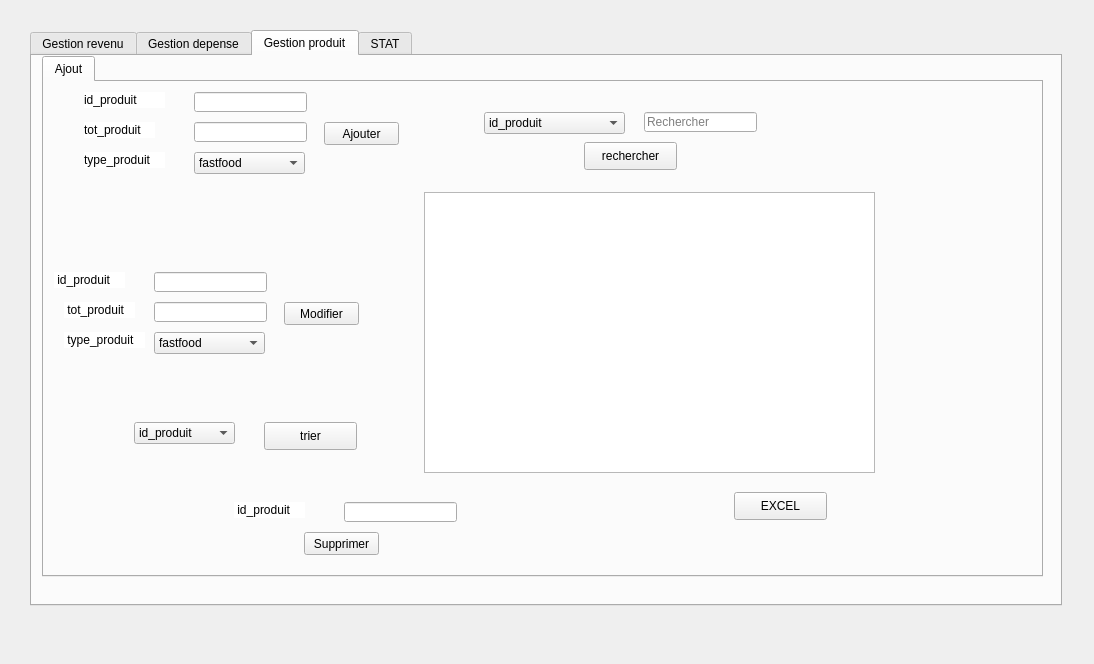
Above: maquetteqt/youssef.ui from taiefhilali/THE_MUNCH_CULTURE before the change. Below: the same form after it.
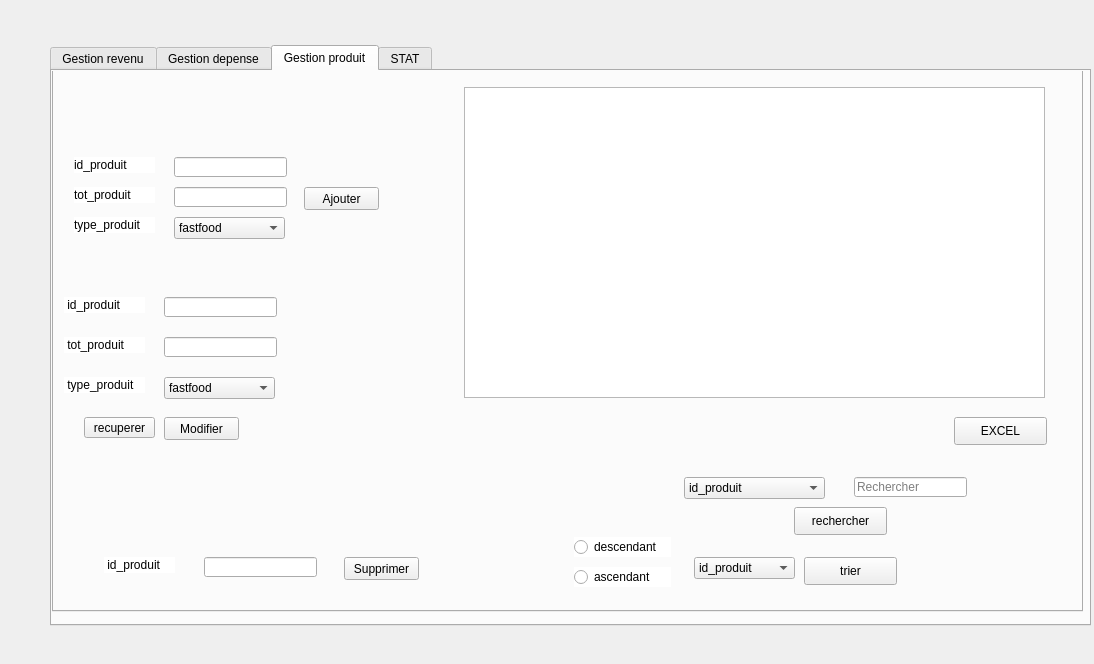
That is the form after the change. Icons and pictures are not drawn. Custom widgets are drawn as their Qt base class.

Patch:
```diff
--- a/maquetteqt/youssef.ui
+++ b/maquetteqt/youssef.ui
@@ -16,10 +16,10 @@
   <widget class="QTabWidget" name="temprature">
    <property name="geometry">
     <rect>
-     <x>30</x>
-     <y>30</y>
-     <width>1032</width>
-     <height>576</height>
+     <x>50</x>
+     <y>45</y>
+     <width>1041</width>
+     <height>581</height>
     </rect>
    </property>
    <property name="currentIndex">
@@ -820,10 +820,10 @@
     <widget class="QTabWidget" name="affichage2">
      <property name="geometry">
       <rect>
-       <x>10</x>
-       <y>0</y>
-       <width>1001</width>
-       <height>521</height>
+       <x>0</x>
+       <y>-30</y>
+       <width>1031</width>
+       <height>571</height>
       </rect>
      </property>
      <property name="currentIndex">
@@ -836,8 +836,8 @@
       <widget class="QLineEdit" name="le_id_produit">
        <property name="geometry">
         <rect>
-         <x>150</x>
-         <y>10</y>
+         <x>120</x>
+         <y>90</y>
          <width>113</width>
          <height>20</height>
         </rect>
@@ -846,8 +846,8 @@
       <widget class="QPushButton" name="ajouter1">
        <property name="geometry">
         <rect>
-         <x>280</x>
-         <y>40</y>
+         <x>250</x>
+         <y>120</y>
          <width>75</width>
          <height>23</height>
         </rect>
@@ -859,8 +859,8 @@
       <widget class="QLineEdit" name="le_tot_produit">
        <property name="geometry">
         <rect>
-         <x>150</x>
-         <y>40</y>
+         <x>120</x>
+         <y>120</y>
          <width>113</width>
          <height>20</height>
         </rect>
@@ -869,18 +869,18 @@
       <widget class="QTableView" name="tab_produit">
        <property name="geometry">
         <rect>
-         <x>380</x>
-         <y>110</y>
-         <width>451</width>
-         <height>281</height>
+         <x>410</x>
+         <y>20</y>
+         <width>581</width>
+         <height>311</height>
         </rect>
        </property>
       </widget>
       <widget class="QLabel" name="label_41">
        <property name="geometry">
         <rect>
-         <x>190</x>
-         <y>420</y>
+         <x>50</x>
+         <y>490</y>
          <width>71</width>
          <height>16</height>
         </rect>
@@ -903,8 +903,8 @@
       <widget class="QLineEdit" name="le_id_supprimer">
        <property name="geometry">
         <rect>
-         <x>300</x>
-         <y>420</y>
+         <x>150</x>
+         <y>490</y>
          <width>113</width>
          <height>20</height>
         </rect>
@@ -913,8 +913,8 @@
       <widget class="QPushButton" name="supprimer_2">
        <property name="geometry">
         <rect>
-         <x>260</x>
-         <y>450</y>
+         <x>290</x>
+         <y>490</y>
          <width>75</width>
          <height>23</height>
         </rect>
@@ -926,8 +926,8 @@
       <widget class="QLabel" name="label_4">
        <property name="geometry">
         <rect>
-         <x>40</x>
-         <y>10</y>
+         <x>20</x>
+         <y>90</y>
          <width>81</width>
          <height>16</height>
         </rect>
@@ -950,9 +950,9 @@
       <widget class="QLabel" name="label_5">
        <property name="geometry">
         <rect>
-         <x>40</x>
-         <y>40</y>
-         <width>71</width>
+         <x>20</x>
+         <y>120</y>
+         <width>81</width>
          <height>16</height>
         </rect>
        </property>
@@ -975,8 +975,8 @@
        <property name="geometry">
         <rect>
          <x>10</x>
-         <y>190</y>
-         <width>71</width>
+         <y>230</y>
+         <width>81</width>
          <height>16</height>
         </rect>
        </property>
@@ -998,9 +998,9 @@
       <widget class="QLabel" name="label_6">
        <property name="geometry">
         <rect>
-         <x>20</x>
-         <y>220</y>
-         <width>71</width>
+         <x>10</x>
+         <y>270</y>
+         <width>81</width>
          <height>16</height>
         </rect>
        </property>
@@ -1023,7 +1023,7 @@
        <property name="geometry">
         <rect>
          <x>110</x>
-         <y>220</y>
+         <y>270</y>
          <width>113</width>
          <height>20</height>
         </rect>
@@ -1033,7 +1033,7 @@
        <property name="geometry">
         <rect>
          <x>110</x>
-         <y>190</y>
+         <y>230</y>
          <width>113</width>
          <height>20</height>
         </rect>
@@ -1042,8 +1042,8 @@
       <widget class="QPushButton" name="modifier3_2">
        <property name="geometry">
         <rect>
-         <x>240</x>
-         <y>220</y>
+         <x>110</x>
+         <y>350</y>
          <width>75</width>
          <height>23</height>
         </rect>
@@ -1055,8 +1055,8 @@
       <widget class="QComboBox" name="cb_recherche_4">
        <property name="geometry">
         <rect>
-         <x>440</x>
-         <y>30</y>
+         <x>630</x>
+         <y>410</y>
          <width>141</width>
          <height>22</height>
         </rect>
@@ -1080,8 +1080,8 @@
       <widget class="QLineEdit" name="le_recherche_4">
        <property name="geometry">
         <rect>
-         <x>600</x>
-         <y>30</y>
+         <x>800</x>
+         <y>410</y>
          <width>113</width>
          <height>20</height>
         </rect>
@@ -1093,8 +1093,8 @@
       <widget class="QPushButton" name="pushButton_4">
        <property name="geometry">
         <rect>
-         <x>540</x>
-         <y>60</y>
+         <x>740</x>
+         <y>440</y>
          <width>93</width>
          <height>28</height>
         </rect>
@@ -1106,8 +1106,8 @@
       <widget class="QPushButton" name="EXCEL_3">
        <property name="geometry">
         <rect>
-         <x>690</x>
-         <y>410</y>
+         <x>900</x>
+         <y>350</y>
          <width>93</width>
          <height>28</height>
         </rect>
@@ -1119,8 +1119,8 @@
       <widget class="QLabel" name="label_27">
        <property name="geometry">
         <rect>
-         <x>40</x>
-         <y>70</y>
+         <x>20</x>
+         <y>150</y>
          <width>81</width>
          <height>16</height>
         </rect>
@@ -1143,8 +1143,8 @@
       <widget class="QLabel" name="label_28">
        <property name="geometry">
         <rect>
-         <x>20</x>
-         <y>250</y>
+         <x>10</x>
+         <y>310</y>
          <width>81</width>
          <height>16</height>
         </rect>
@@ -1167,8 +1167,8 @@
       <widget class="QPushButton" name="pushButton_9">
        <property name="geometry">
         <rect>
-         <x>220</x>
-         <y>340</y>
+         <x>750</x>
+         <y>490</y>
          <width>93</width>
          <height>28</height>
         </rect>
@@ -1180,8 +1180,8 @@
       <widget class="QComboBox" name="trieprod">
        <property name="geometry">
         <rect>
-         <x>90</x>
-         <y>340</y>
+         <x>640</x>
+         <y>490</y>
          <width>101</width>
          <height>22</height>
         </rect>
@@ -1207,7 +1207,7 @@
         <rect>
          <x>0</x>
          <y>0</y>
-         <width>981</width>
+         <width>1001</width>
          <height>541</height>
         </rect>
        </property>
@@ -1229,8 +1229,8 @@
       <widget class="QComboBox" name="letypeproduit">
        <property name="geometry">
         <rect>
-         <x>150</x>
-         <y>70</y>
+         <x>120</x>
+         <y>150</y>
          <width>111</width>
          <height>22</height>
         </rect>
@@ -1255,7 +1255,7 @@
        <property name="geometry">
         <rect>
          <x>110</x>
-         <y>250</y>
+         <y>310</y>
          <width>111</width>
          <height>22</height>
         </rect>
@@ -1276,6 +1276,66 @@
         </property>
        </item>
       </widget>
+      <widget class="QPushButton" name="pushButton_5">
+       <property name="geometry">
+        <rect>
+         <x>30</x>
+         <y>350</y>
+         <width>71</width>
+         <height>21</height>
+        </rect>
+       </property>
+       <property name="text">
+        <string>recuperer</string>
+       </property>
+      </widget>
+      <widget class="QRadioButton" name="desc2">
+       <property name="geometry">
+        <rect>
+         <x>520</x>
+         <y>470</y>
+         <width>97</width>
+         <height>20</height>
+        </rect>
+       </property>
+       <property name="styleSheet">
+        <string notr="true">background-color:tranparent;
+
+border-image:url(:/image/5.jpg);
+
+background:white;
+
+border:none;
+background-repeat:none;</string>
+       </property>
+       <property name="text">
+        <string>descendant </string>
+       </property>
+      </widget>
+      <widget class="QRadioButton" name="asc2">
+       <property name="geometry">
+        <rect>
+         <x>520</x>
+         <y>500</y>
+         <width>97</width>
+         <height>20</height>
+        </rect>
+       </property>
+       <property name="styleSheet">
+        <string notr="true">background-color:tranparent;
+
+border-image:url(:/image/5.jpg);
+
+background:white;
+
+border:none;
+
+background-repeat:none;</string>
+       </property>
+       <property name="text">
+        <string>ascendant</string>
+       </property>
+      </widget>
       <zorder>label_30</zorder>
       <zorder>le_id_produit</zorder>
       <zorder>ajouter1</zorder>
```
Left out of the diff: 298 changed lines with no effect on the pictures.
